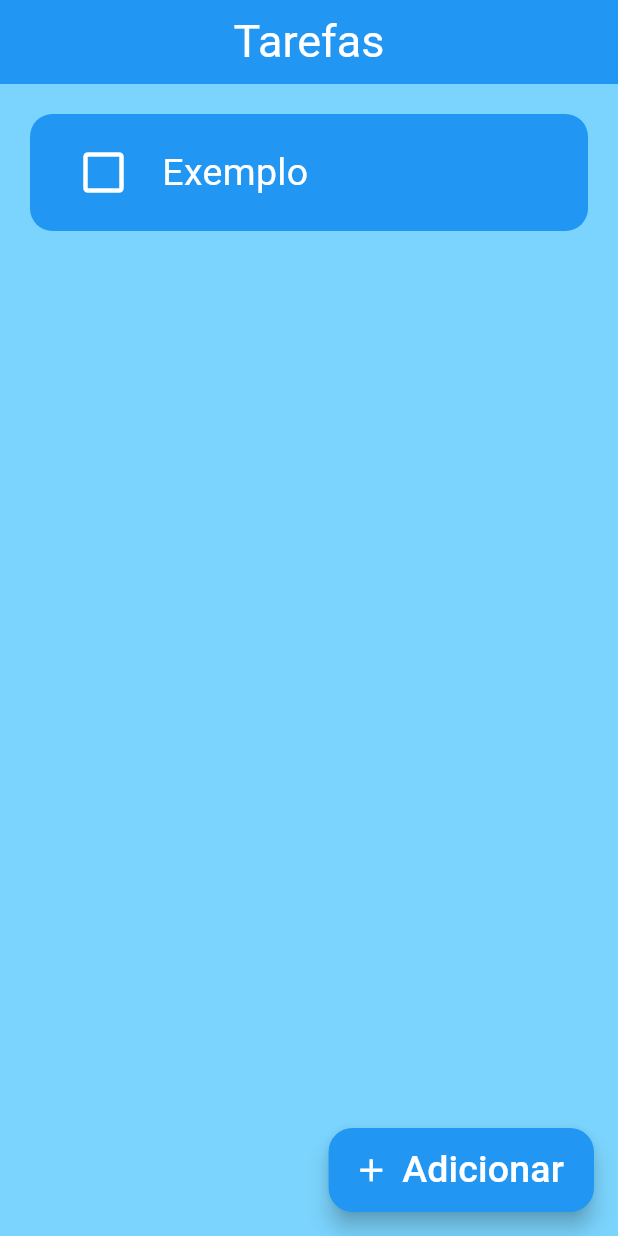
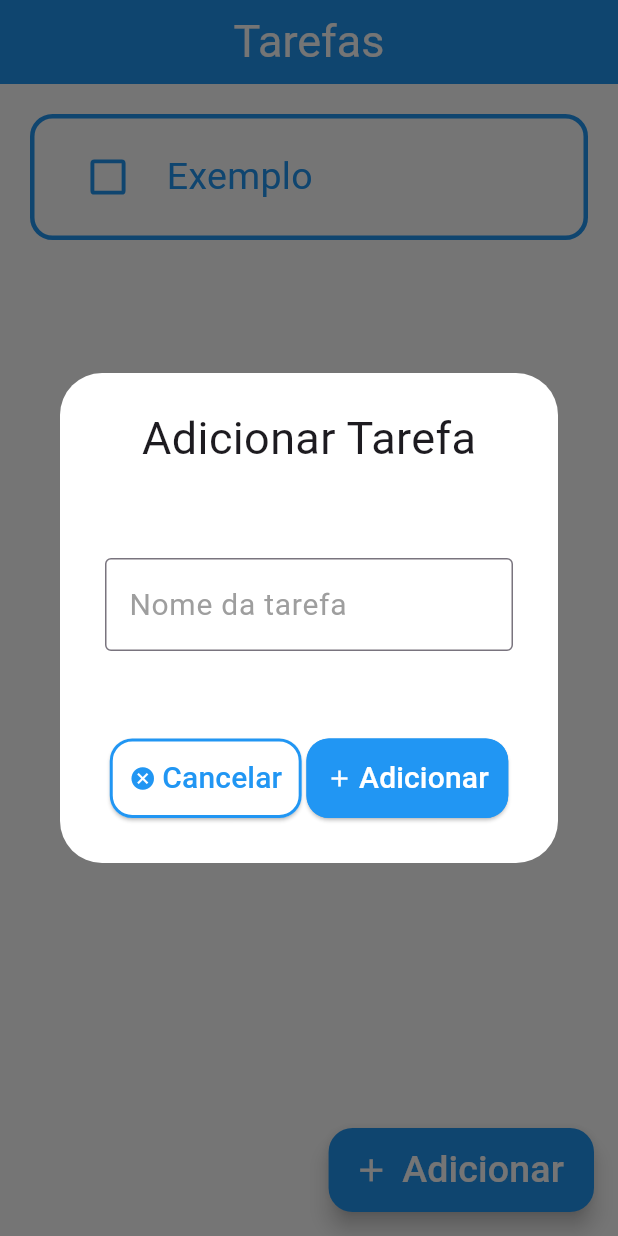
Before and after one commit to wllandrew/to-do-app, a Flutter app: the screen it shows after launch, after a tap on "Adicionar", on a phone screen of 412 x 824 dp. Run offline on Flutter 3.47's test engine with Material 3 defaults, Android fonts, the phone set to English and light mode, and no system bars.

Commit message:
Versão 2

```diff
--- a/to_do_app/lib/pages/adicionar.dart
+++ b/to_do_app/lib/pages/adicionar.dart
@@ -0,0 +1,136 @@
+import 'package:flutter/material.dart';
+
+class AdicionarTarefa extends StatelessWidget {
+
+  // Atributos requeridos
+  final controlador;
+  VoidCallback salvar;
+  VoidCallback cancelar;
+
+  AdicionarTarefa({super.key,
+    required this.controlador,
+    required this.salvar,
+    required this.cancelar
+    });
+
+  @override
+  Widget build(BuildContext context) {
+    return AlertDialog(
+
+      // Estilo da Caixa de alerta
+      backgroundColor: Colors.white,
+
+      // Conteúdo
+      content: Padding(
+        padding: const EdgeInsets.all(6),
+        child: Container(
+
+            // Tamanho da janela
+            height: MediaQuery.sizeOf(context).height / 3,
+            width: MediaQuery.sizeOf(context).width - 20,
+
+            // Disposição dos elementos da janela
+            child: Center(
+              child: Column(
+                mainAxisAlignment: MainAxisAlignment.spaceBetween,
+                children: [
+
+                  // Título da mensagem alerta
+                  Text("Adicionar Tarefa",
+                      style: TextStyle(
+                        fontSize: 30,
+                      )),
+
+                  // Campo de inserção
+                  TextField(
+                    // Estilo do campo de texto
+                    decoration: InputDecoration(
+                        border: OutlineInputBorder(
+                            borderSide: BorderSide(color: Colors.grey)),
+                        hintText: "Nome da tarefa",
+                        hintStyle: TextStyle(fontSize: 20, color: Colors.grey)),
+
+                    controller: controlador,
+                  ),
+
+                  Row(
+                    mainAxisAlignment: MainAxisAlignment.spaceEvenly,
+                    children: [
+
+                      // Botões
+                      Botoes(
+                          titulo: "Cancelar",
+                          corPrimaria: Colors.white,
+                          corSecundaria: Colors.blue,
+                          icone: Icons.cancel,
+                          aoPressionar: cancelar),
+                      Botoes(
+                          titulo: "Adicionar",
+                          corPrimaria: Colors.blue,
+                          corSecundaria: Colors.white,
+                          icone: Icons.add,
+                          aoPressionar: salvar),
+                    ],
+                  )
+                ],
+              ),
+            )),
+      ),
+    );
+  }
+}
+
+// Classe de botões utilizadas no AlertDialog
+
+// ignore: must_be_immutable
+class Botoes extends StatelessWidget {
+  final String titulo;
+  final Color corPrimaria;
+  final Color corSecundaria;
+  final IconData icone;
+  VoidCallback aoPressionar;
+
+  Botoes(
+      {super.key,
+      required this.titulo,
+      required this.corPrimaria,
+      required this.corSecundaria,
+      required this.icone,
+      required this.aoPressionar});
+
+  @override
+  Widget build(BuildContext context) {
+    return ElevatedButton(
+
+        // Estilo do botão
+        style: ElevatedButton.styleFrom(
+            backgroundColor: corPrimaria,
+            padding: EdgeInsets.all(10),
+            side: BorderSide(
+              width: 2,
+              color:
+                  corSecundaria != Colors.white ? corSecundaria : corPrimaria,
+            ),
+            shape: RoundedRectangleBorder(
+                borderRadius: BorderRadius.circular(15))),
+        // Função e estrutura
+        onPressed: aoPressionar,
+        child: Padding(
+          padding: const EdgeInsets.fromLTRB(3, 2, 3, 2),
+          child: Row(
+            mainAxisAlignment: MainAxisAlignment.spaceEvenly,
+            children: [
+              // Icone e titulo do botão
+              Padding(
+                padding: const EdgeInsets.only(right: 4),
+                child: Icon(icone, color: corSecundaria),
+              ),
+              Text(
+                titulo,
+                style: TextStyle(color: corSecundaria, fontSize: 20),
+              ),
+            ],
+          ),
+        ));
+  }
+}
--- a/to_do_app/lib/pages/lista.dart
+++ b/to_do_app/lib/pages/lista.dart
@@ -10,15 +10,23 @@ class PedacoLista extends StatelessWidget {
 
   @override
   Widget build(BuildContext context) {
-    return Container(
+    return Padding(
+
+      // Espaço entre os elementos
+      padding: const EdgeInsets.only(bottom: 10),
+      child: Container(
 
           // Margem
           padding: EdgeInsets.all(15),
 
           // Aparência
           decoration: BoxDecoration(
+            color: Colors.white,
+            borderRadius: BorderRadius.circular(15),
+            border: Border.all(
               color: Colors.blue,
-          borderRadius: BorderRadius.circular(15),
+              width: 3
+            )
           ),
 
           // Widget descendente:
@@ -32,7 +40,7 @@ class PedacoLista extends StatelessWidget {
 
                 // Caixa de seleção
                 child: Transform.scale(
-                scale: 1.5,
+                  scale: 1.3,
                   child: Checkbox(
 
                     // Checkbox variáveis
@@ -40,10 +48,10 @@ class PedacoLista extends StatelessWidget {
                     onChanged: onChanged,
 
                     // Checkbox style
-                  activeColor: Colors.white,
-                  checkColor: Colors.blue,
+                    activeColor: Colors.blue,
+                    checkColor: Colors.white,
                     side: BorderSide(
-                    color: Colors.white,
+                      color: Colors.blue,
                       width: 2
                     )
 
@@ -58,13 +66,14 @@ class PedacoLista extends StatelessWidget {
                     // Texto variável
                     nome,
                     style: TextStyle(
-                    color: Colors.white,
+                      color: Colors.blue,
                       fontSize: 25,
                       decoration: complecao! ? TextDecoration.lineThrough : TextDecoration.none
                     ),
                 ),
               ),
             ],
-        ));
+          )),
+    );
   }
 }
--- a/to_do_app/lib/pages/principal.dart
+++ b/to_do_app/lib/pages/principal.dart
@@ -1,4 +1,5 @@
 import 'package:flutter/material.dart';
+import 'package:to_do_app/pages/adicionar.dart';
 import 'package:to_do_app/pages/lista.dart';
 
 class TelaPrincipal extends StatefulWidget {
@@ -11,6 +12,8 @@ class TelaPrincipal extends StatefulWidget {
 class _TelaPrincipalState extends State<TelaPrincipal> {
   /// Variáveis da classe
 
+  final _controlador = TextEditingController();
+
   List<List> tarefas = [
     ["Exemplo", false]
   ];
@@ -18,18 +21,46 @@ class _TelaPrincipalState extends State<TelaPrincipal> {
   // Métodos
 
   void checkBoxMudar(bool? value, int i) {
+    // Método para mudar o valor da tarefa
     setState(() {
       tarefas[i][1] = !tarefas[i][1];
     });
+  }
+
+  void addTarefa() {
+    setState(() {
+      tarefas.add([_controlador.text, false]);
+      _controlador.clear();
+    });
+    Navigator.of(context).pop();
+  }
+
+  void cancelarAdicao() {
+    Navigator.of(context).pop();
+    setState(() {
+      _controlador.clear();
+    });
+  }
+
+  void caixaDeInsercao() {
+    // Método para mostrar a caixa de diálogo alerta
+    showDialog(
+        context: context,
+        builder: (context) {
+          return AdicionarTarefa(
+            controlador: _controlador,
+            salvar: addTarefa,
+            cancelar: cancelarAdicao,
+          );
+        });
   }
 
   /// Builder do widget TelaPrincipal
   @override
   Widget build(BuildContext context) {
     return Scaffold(
-
-        // Cor de fundo do scaffold
-      backgroundColor: const Color.fromARGB(255, 123, 212, 253),
+      // Cor de fundo do scaffold
+      backgroundColor: Colors.white,
 
       appBar: AppBar(
         // Título do appbar
@@ -43,7 +74,6 @@ class _TelaPrincipalState extends State<TelaPrincipal> {
 
       // Corpo do Scaffold
       body: Padding(
-
         // Margem entre a página e os elementos
         padding: const EdgeInsets.all(20.0),
         child: ListView.builder(
@@ -63,7 +93,9 @@ class _TelaPrincipalState extends State<TelaPrincipal> {
       // Botão flutuante para adição de tarefas
       floatingActionButton: FloatingActionButton.extended(
         // Ação do botão
-        onPressed: () {},
+        onPressed: () {
+          caixaDeInsercao();
+        },
 
         // Icones e texto
         label: Text(
--- a/to_do_app/pubspec.yaml
+++ b/to_do_app/pubspec.yaml
@@ -34,6 +34,7 @@ dependencies:
   # The following adds the Cupertino Icons font to your application.
   # Use with the CupertinoIcons class for iOS style icons.
   cupertino_icons: ^1.0.8
+  flutter_slidable: ^1.2.0
 
 dev_dependencies:
   flutter_test:
```
Also changed, not shown: to_do_app/pubspec.lock. Lines whose indentation alone changed are shown as unchanged.
